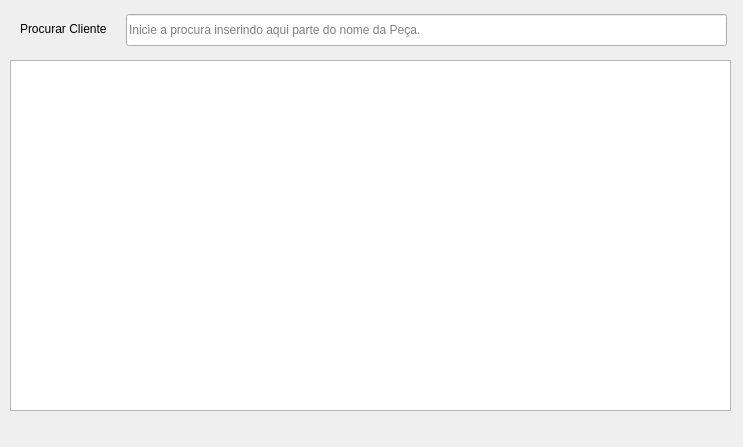
This is partsselectionfromlist.ui in bedi1982/Oficina as Qt 5 draws it before an edit. The edited form follows.
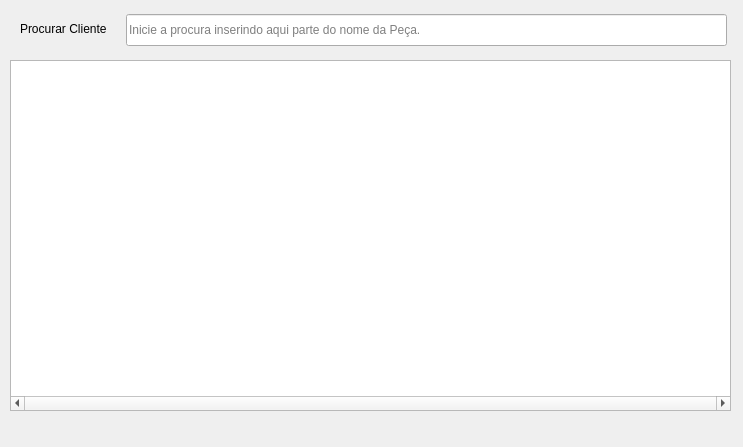
This is the edited form.

```diff
--- a/partsselectionfromlist.ui
+++ b/partsselectionfromlist.ui
@@ -22,6 +22,9 @@
      <height>351</height>
     </rect>
    </property>
+   <property name="horizontalScrollBarPolicy">
+    <enum>Qt::ScrollBarAlwaysOn</enum>
+   </property>
   </widget>
   <widget class="QLineEdit" name="line_NomeDaPeca">
    <property name="geometry">
```
